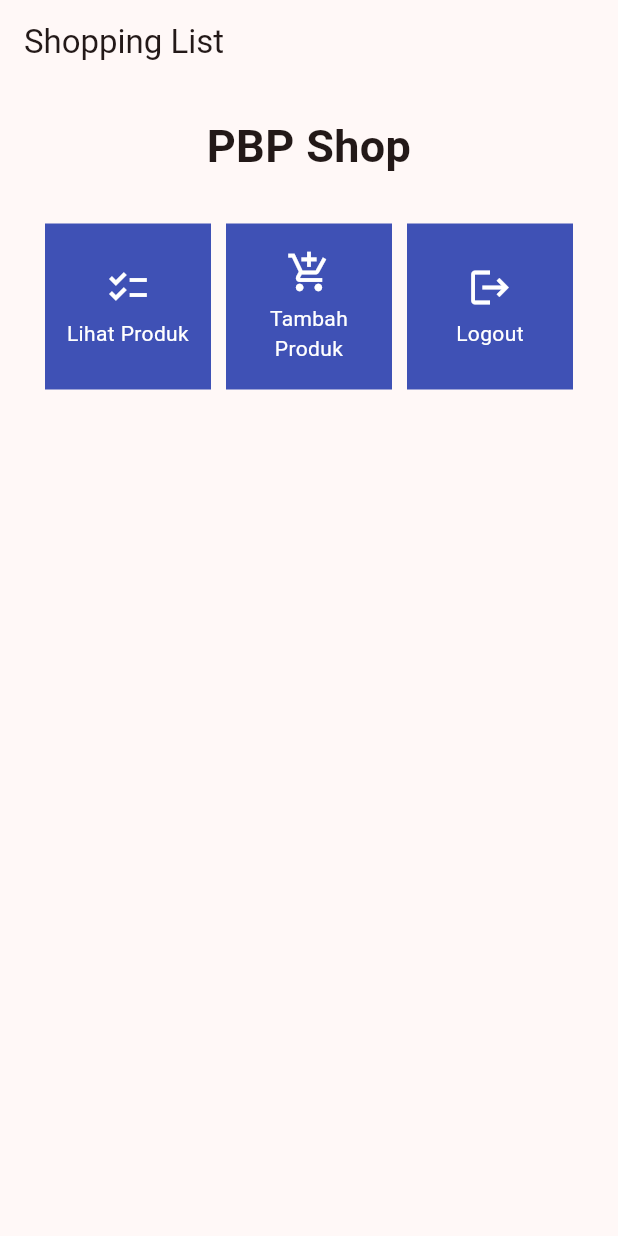
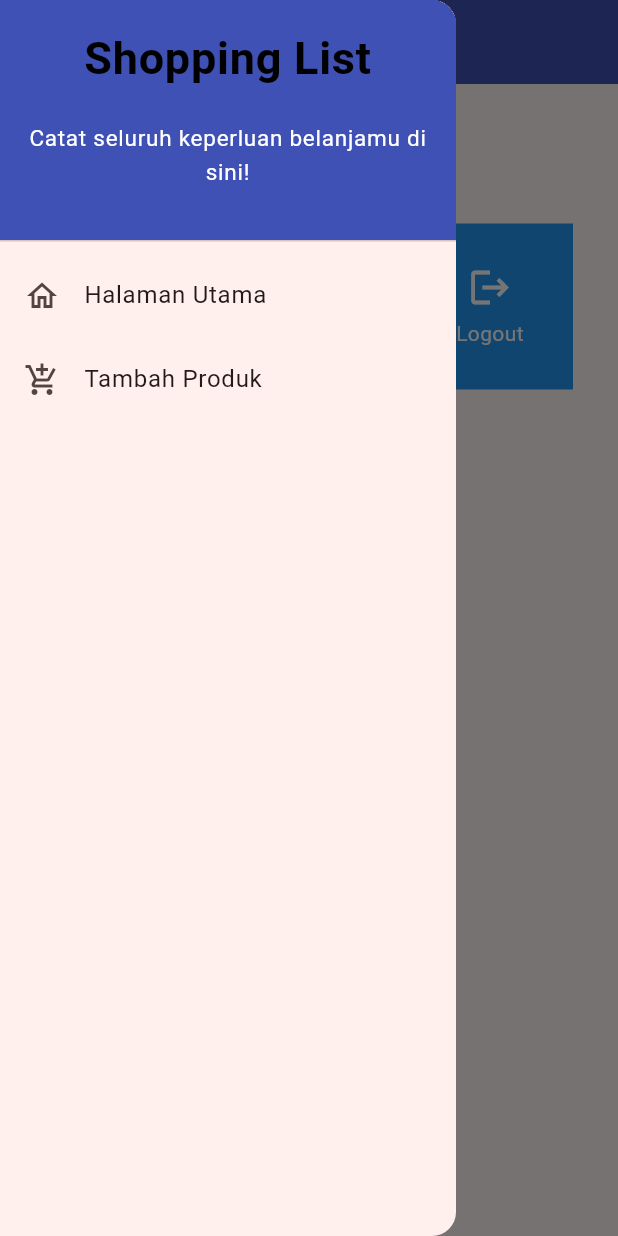
Before and after one commit to andhikarayhan/shopping-list-mobile, a Flutter app: the screen it shows after launch, with the side drawer open (before the commit the screen has no drawer), on a phone screen of 412 x 824 dp. Run offline on Flutter 3.47's test engine with Material 2 defaults, Android fonts, the phone set to English and light mode, and no system bars.

Commit message:
Menyelesaikan tutorial

```diff
--- a/lib/main.dart
+++ b/lib/main.dart
@@ -1,5 +1,5 @@
 import 'package:flutter/material.dart';
-import 'package:shopping_list/menu.dart';
+import 'package:shopping_list/screens/menu.dart';
 
 void main() {
   runApp(const MyApp());
--- a/lib/menu.dart
+++ b/lib/screens/menu.dart
@@ -1,4 +1,6 @@
 import 'package:flutter/material.dart';
+import 'package:shopping_list/widgets/left_drawer.dart';
+import 'package:shopping_list/widgets/shop_card.dart';
 
 class MyHomePage extends StatelessWidget {
   const MyHomePage({Key? key}) : super(key: key);
@@ -18,7 +20,10 @@ class MyHomePage extends StatelessWidget {
         title: const Text(
           'Shopping List',
         ),
+        backgroundColor: Colors.indigo,
+        foregroundColor: Colors.white,
       ),
+      drawer: const LeftDrawer(),
       body: SingleChildScrollView(
         // Widget wrapper yang dapat discroll
         child: Padding(
@@ -65,57 +70,3 @@ final List<ShopItem> items = [
   ShopItem("Tambah Produk", Icons.add_shopping_cart),
   ShopItem("Logout", Icons.logout),
 ];
-
-
-
-class ShopItem {
-  final String name;
-  final IconData icon;
-
-  ShopItem(this.name, this.icon);
-}
-
-class ShopCard extends StatelessWidget {
-  final ShopItem item;
-
-  const ShopCard(this.item, {super.key}); // Constructor
-
-  @override
-  Widget build(BuildContext context) {
-    return Material(
-      color: Colors.indigo,
-      child: InkWell(
-        // Area responsive terhadap sentuhan
-        onTap: () {
-          // Memunculkan SnackBar ketika diklik
-          ScaffoldMessenger.of(context)
-            ..hideCurrentSnackBar()
-            ..showSnackBar(SnackBar(
-                content: Text("Kamu telah menekan tombol ${item.name}!")));
-        },
-        child: Container(
-          // Container untuk menyimpan Icon dan Text
-          padding: const EdgeInsets.all(8),
-          child: Center(
-            child: Column(
-              mainAxisAlignment: MainAxisAlignment.center,
-              children: [
-                Icon(
-                  item.icon,
-                  color: Colors.white,
-                  size: 30.0,
-                ),
-                const Padding(padding: EdgeInsets.all(3)),
-                Text(
-                  item.name,
-                  textAlign: TextAlign.center,
-                  style: const TextStyle(color: Colors.white),
-                ),
-              ],
-            ),
-          ),
-        ),
-      ),
-    );
-  }
-}
--- /dev/null
+++ b/lib/widgets/left_drawer.dart
@@ -0,0 +1,67 @@
+import 'package:flutter/material.dart';
+import 'package:shopping_list/screens/menu.dart';
+import 'package:shopping_list/screens/shoplist_form.dart';
+
+class LeftDrawer extends StatelessWidget {
+  const LeftDrawer({super.key});
+
+  @override
+  Widget build(BuildContext context) {
+    return Drawer(
+      child: ListView(
+        children: [
+          const DrawerHeader(
+            decoration: BoxDecoration(color: Colors.indigo),
+            child: Column(
+              children: [
+                Text(
+                  'Shopping List',
+                  textAlign: TextAlign.center,
+                  style: TextStyle(
+                    fontSize: 30,
+                    fontWeight: FontWeight.bold,
+                    color: Colors.black,
+                  ),
+                ),
+                Padding(padding: EdgeInsets.all(10)),
+                Text(
+                  "Catat seluruh keperluan belanjamu di sini!",
+                  textAlign: TextAlign.center,
+                  style: TextStyle(
+                    fontSize: 15,
+                    color: Colors.white,
+                    fontWeight: FontWeight.normal,
+                  ),
+                )
+              ],
+            ),
+          ),
+          ListTile(
+            leading: const Icon(Icons.home_outlined),
+            title: const Text('Halaman Utama'),
+            //Redirection ke MyHomePage
+            onTap: () {
+              Navigator.pushReplacement(
+                  context,
+                  MaterialPageRoute(
+                    builder: (context) => const MyHomePage(),
+                  ));
+            },
+          ),
+          ListTile(
+            leading: const Icon(Icons.add_shopping_cart),
+            title: const Text('Tambah Produk'),
+            //Redirection ke ShopFormPage
+            onTap: () {
+              Navigator.pushReplacement(
+                  context,
+                  MaterialPageRoute(
+                    builder: (context) => const ShopFormPage(),
+                  ));
+            },
+          )
+        ],
+      ),
+    );
+  }
+}
--- /dev/null
+++ b/lib/widgets/shop_card.dart
@@ -0,0 +1,62 @@
+import 'package:flutter/material.dart';
+import 'package:shopping_list/screens/shoplist_form.dart';
+
+class ShopItem {
+  final String name;
+  final IconData icon;
+
+  ShopItem(this.name, this.icon);
+}
+
+class ShopCard extends StatelessWidget {
+  final ShopItem item;
+
+  const ShopCard(this.item, {super.key}); // Constructor
+
+  @override
+  Widget build(BuildContext context) {
+    return Material(
+      color: Colors.blue,
+      child: InkWell(
+        // Area responsive terhadap sentuhan
+        onTap: () {
+          // Memunculkan SnackBar ketika diklik
+          ScaffoldMessenger.of(context)
+            ..hideCurrentSnackBar()
+            ..showSnackBar(SnackBar(
+                content: Text("Kamu telah menekan tombol ${item.name}!")));
+
+          if (item.name == "Tambah Produk") {
+            Navigator.push(
+                context,
+                MaterialPageRoute(
+                  builder: (context) => const ShopFormPage(),
+                ));
+          }
+        },
+        child: Container(
+          // Container untuk menyimpan Icon dan Text
+          padding: const EdgeInsets.all(8),
+          child: Center(
+            child: Column(
+              mainAxisAlignment: MainAxisAlignment.center,
+              children: [
+                Icon(
+                  item.icon,
+                  color: Colors.white,
+                  size: 30.0,
+                ),
+                const Padding(padding: EdgeInsets.all(3)),
+                Text(
+                  item.name,
+                  textAlign: TextAlign.center,
+                  style: const TextStyle(color: Colors.white),
+                ),
+              ],
+            ),
+          ),
+        ),
+      ),
+    );
+  }
+}
```
Also changed, not shown: lib/screens/shoplist_form.dart (added, +158 -0 lines). Lines whose indentation alone changed are shown as unchanged.
